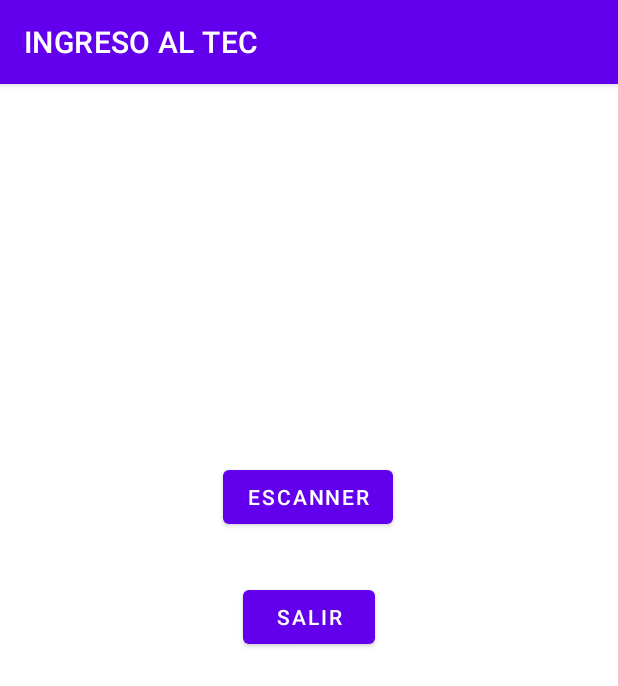
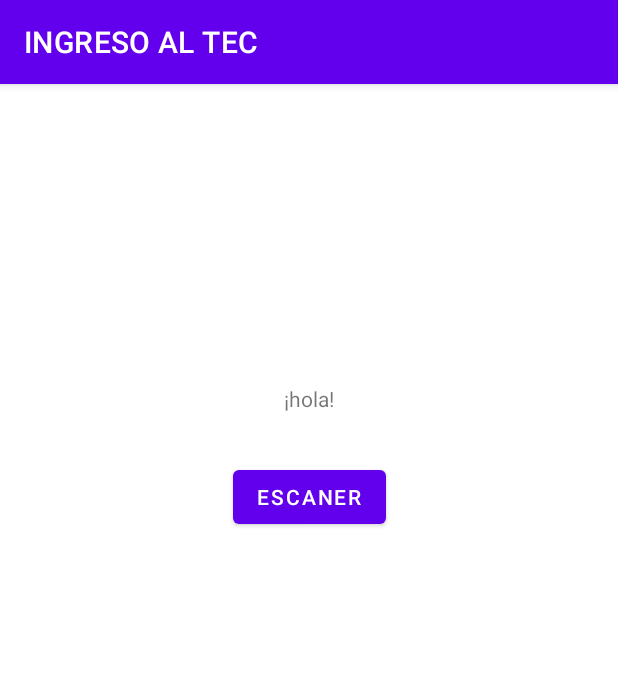
Before and after one commit to RetanaAlvarez/nuevo, an Android app: the lector_qr screen opened directly, with no data from a screen before it, on a phone screen of 412 x 824 dp. Shown: the top 686 px of the screen. Run offline under Robolectric (Android 15) with nearby library versions, the phone set to English and light mode, and no system bars; network calls fail.

Commit message:
funciona  lector_qr

```diff
--- a/app/src/main/AndroidManifest.xml
+++ b/app/src/main/AndroidManifest.xml
@@ -18,16 +18,17 @@
         android:usesCleartextTraffic="true">
         <activity
             android:name=".lector_qr"
-            android:exported="false" />
+            android:exported="true" />
+
         <activity
             android:name=".MainActivity"
             android:exported="true">
             <intent-filter>
                 <action android:name="android.intent.action.MAIN" />
-
                 <category android:name="android.intent.category.LAUNCHER" />
             </intent-filter>
         </activity>
+
         <activity
             android:name=".qr"
             android:exported="true" />
@@ -46,7 +47,6 @@
             android:exported="true">
             <intent-filter>
                 <action android:name="android.intent.action.MAIN" />
-
                 <category android:name="android.intent.category.LAUNCHER" />
             </intent-filter>
         </activity>
--- a/app/src/main/java/com/example/nuevo/MainActivity.java
+++ b/app/src/main/java/com/example/nuevo/MainActivity.java
@@ -1,9 +1,9 @@
 package com.example.nuevo;
+
+import android.os.Bundle;
 
 import androidx.appcompat.app.AppCompatActivity;
 import androidx.fragment.app.FragmentManager;
-
-import android.os.Bundle;
 
 public class MainActivity extends AppCompatActivity {
 
--- a/app/src/main/java/com/example/nuevo/lector_qr.java
+++ b/app/src/main/java/com/example/nuevo/lector_qr.java
@@ -14,31 +14,28 @@ import com.google.zxing.integration.android.IntentResult;
 
 
 public class lector_qr extends AppCompatActivity {
- public Button btnScanner,salir;
- public TextView tvBarCode;
+    private Button salir;
+    private TextView tvBarCode;
     @Override
     protected void onCreate(Bundle savedInstanceState) {
         super.onCreate(savedInstanceState);
         setContentView(R.layout.activity_lector_qr);
 
-        btnScanner = findViewById(R.id.salir);
+        salir = findViewById(R.id.salir);
         tvBarCode = findViewById(R.id.textView5);
-        salir = findViewById(R.id.escanear);
 
         salir.setOnClickListener(mOnClickListener);
 
 
     }
-    public void btnScanner (View v){
-        finish();
-    }
+
     @Override
     protected void onActivityResult(int requestCode, int resultCode, @Nullable Intent data) {
         super.onActivityResult(requestCode, resultCode, data);
         IntentResult result = IntentIntegrator.parseActivityResult(requestCode,resultCode,data);
         if (result != null)
             if (result.getContents() != null){
-                tvBarCode.setText("El codigo de QR es:\n"+result.getContents());
+                tvBarCode.setText("El codigo de QR es: "+result.getContents());
             }else {
                 tvBarCode.setText("Error al escanear el codigo ");
             }
@@ -53,9 +50,5 @@ public class lector_qr extends AppCompatActivity {
                     break;
             }
         }
-
     };
-
-
-
 }
--- a/app/src/main/res/layout/activity_lector_qr.xml
+++ b/app/src/main/res/layout/activity_lector_qr.xml
@@ -12,29 +12,18 @@
         android:layout_width="wrap_content"
         android:layout_height="wrap_content"
         android:layout_marginTop="32dp"
-        android:onClick="salir"
-        android:text="escanner"
+        android:text="escaner"
         app:layout_constraintEnd_toEndOf="parent"
-        app:layout_constraintHorizontal_bias="0.498"
+        app:layout_constraintHorizontal_bias="0.501"
         app:layout_constraintStart_toStartOf="parent"
         app:layout_constraintTop_toBottomOf="@+id/textView5" />
-
-    <Button
-        android:id="@+id/escanear"
-        android:layout_width="wrap_content"
-        android:layout_height="wrap_content"
-        android:layout_marginTop="32dp"
-        android:onClick="btnScanner"
-        android:text="salir"
-        app:layout_constraintEnd_toEndOf="parent"
-        app:layout_constraintStart_toStartOf="parent"
-        app:layout_constraintTop_toBottomOf="@+id/salir" />
 
     <TextView
         android:id="@+id/textView5"
         android:layout_width="wrap_content"
         android:layout_height="wrap_content"
         android:layout_marginTop="200dp"
+        android:text="¡hola!"
         app:layout_constraintEnd_toEndOf="parent"
         app:layout_constraintStart_toStartOf="parent"
         app:layout_constraintTop_toTopOf="parent" />
```
Also changed, not shown: app/build.gradle (+6 -5 lines), app/src/main/java/com/example/nuevo/MainActivity2_student.java (+9 -2 lines), app/src/main/java/com/example/nuevo/qr.java (+7 -3 lines), app/src/main/res/layout/activity_qr.xml (+15 -15 lines).
